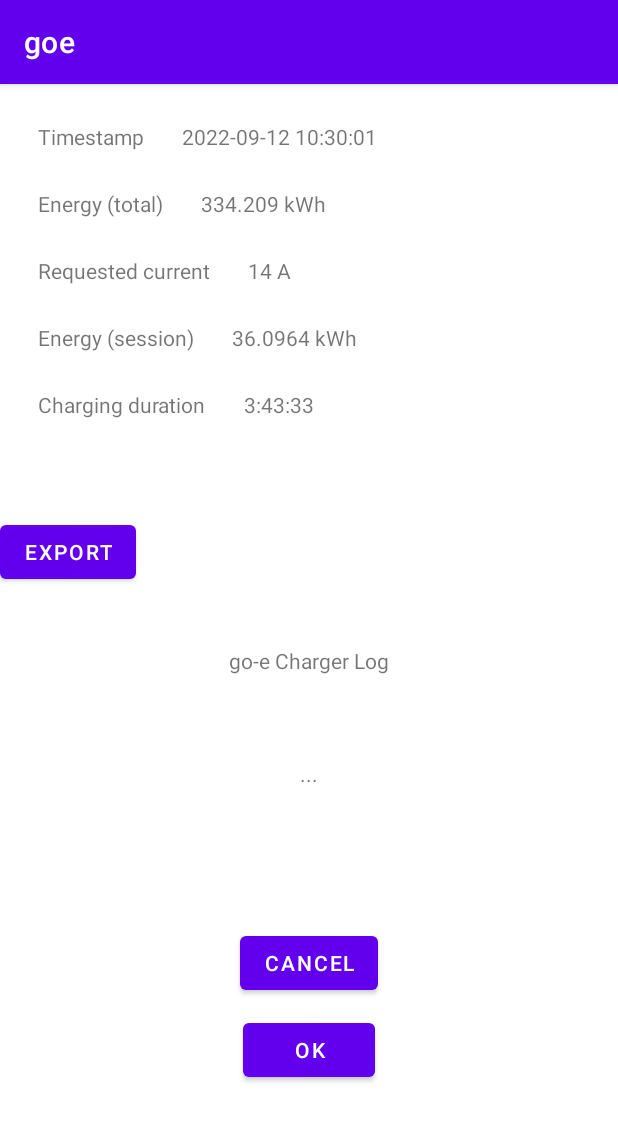
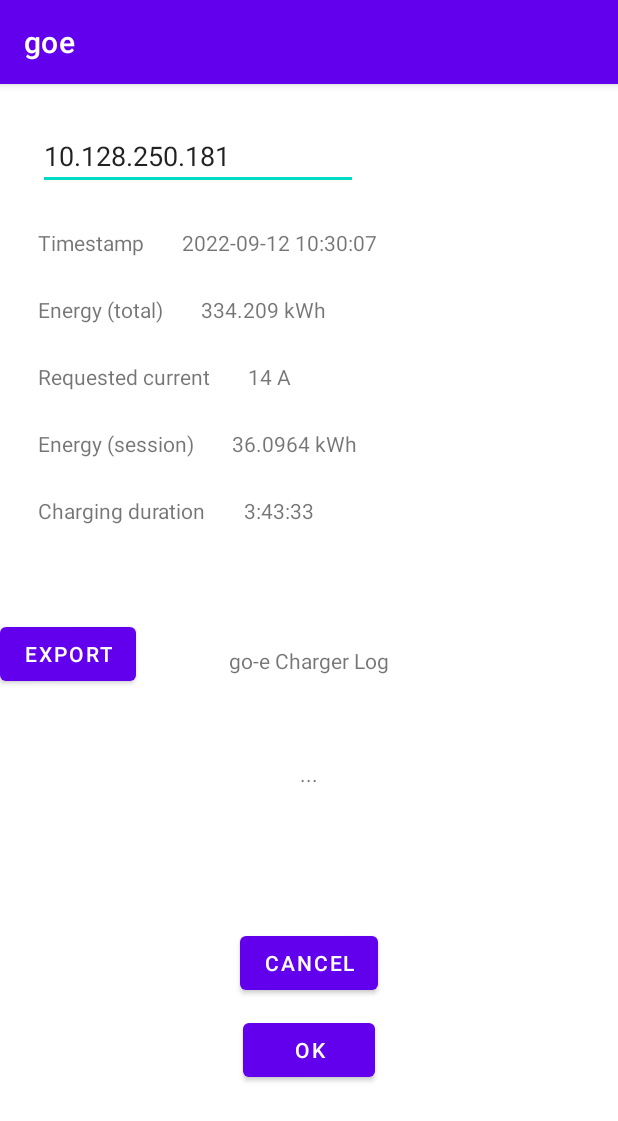
Before and after one commit to AndreasWoe/android, an Android app: the screen it shows after launch (MainActivity), after a tap on "OK", on a phone screen of 412 x 824 dp. Shown: the top 1121 px of the screen. Run offline under Robolectric (Android 15) with nearby library versions, the phone set to English and light mode, and no system bars.

```diff
--- a/goe/app/src/main/java/com/example/goe/MainActivity.java
+++ b/goe/app/src/main/java/com/example/goe/MainActivity.java
@@ -1,5 +1,6 @@
 package com.example.goe;
 
+import androidx.annotation.WorkerThread;
 import androidx.appcompat.app.AppCompatActivity;
 
 import android.app.AlarmManager;
@@ -11,9 +12,12 @@ import android.content.IntentFilter;
 import android.os.Bundle;
 import android.os.Environment;
 import android.os.Handler;
+import android.os.HandlerThread;
+import android.os.Looper;
 import android.os.Message;
 import android.util.Log;
 import android.view.View;
+import android.widget.EditText;
 import android.widget.TextView;
 import android.widget.Toast;
 
@@ -32,28 +36,37 @@ import java.util.concurrent.Executors;
 
 public class MainActivity extends AppCompatActivity {
 
-    private Handler handler;
+    private Handler bgHandler;
+    private Handler uiHandler;
+
+    private String goeIp = "10.128.250.181";
 
     private Runnable runnable = new Runnable() {
         @Override
         public void run() {
-            // The method you want to call every now and then.
             MyHTTPRequest httprq = new MyHTTPRequest();
-            SessionData sd = httprq.doRequest();
-
-            Message msg = handler.obtainMessage(1, sd);
-            //handler.sendEmptyMessage(1);
-            //handler.sendMessage(msg);
+            SessionData sd = httprq.doRequest(goeIp);
+            //send received data to handler
+            Message msg = uiHandler.obtainMessage(1, sd);
             msg.sendToTarget();
-            handler.postDelayed(this,10000);
+            //repeat
+            bgHandler.postDelayed(this,10000);
         }
     };
 
     @Override
     protected void onCreate(Bundle savedInstanceState) {
         Log.i("goe", "Main Activity Created");
+        super.onCreate(savedInstanceState);
+        setContentView(R.layout.activity_main);
 
-        handler  = new Handler() {
+        //initialize handler
+        HandlerThread thread = new HandlerThread("bg-thread");
+        thread.start();
+
+        //https://gist.github.com/ErikHellman/148434264edb186d5498
+        bgHandler  = new Handler(thread.getLooper());
+        uiHandler  = new Handler(Looper.getMainLooper()) {
             @Override
             public void handleMessage(Message msg) {
                 if(msg.what == 1) {
@@ -66,12 +79,14 @@ public class MainActivity extends AppCompatActivity {
                     Log.i("goe", "Other");
             }
         };
+    }
 
-        //https://developer.android.com/guide/background/threading
-        handler.postDelayed(runnable, 1000); // Call the handler for the first time.
-
-        super.onCreate(savedInstanceState);
-        setContentView(R.layout.activity_main);
+    @Override protected void onDestroy() {
+        super.onDestroy();
+        bgHandler.removeCallbacksAndMessages(null);
+        uiHandler.removeCallbacksAndMessages(null);
+        // Shut down the background thread
+        bgHandler.getLooper().quit();
     }
 
     public void btnExportClick(View view) {
@@ -151,11 +166,17 @@ public class MainActivity extends AppCompatActivity {
     }
 
     public void btnOkClick(View view) {
+        EditText txtIp = findViewById(R.id.txtIp);
+        this.goeIp = txtIp.getText().toString();
+
+        //https://developer.android.com/guide/background/threading
+        //handler.postDelayed(runnable, 1000); // Call the handler for the first time.
+        bgHandler.post(runnable);
 
     }
 
     public void btnCancelClick(View view) {
-
+        bgHandler.removeCallbacks(runnable);
     }
 
 }
--- a/goe/app/src/main/java/com/example/goe/MyHTTPRequest.java
+++ b/goe/app/src/main/java/com/example/goe/MyHTTPRequest.java
@@ -20,15 +20,13 @@ import java.util.Locale;
 
 public class MyHTTPRequest {
 
-    public SessionData doRequest() {
+    public SessionData doRequest(String ip) {
         SessionData s = new SessionData();
         String data = "";
 
         try {
-            //connection via go-e hotspot
-            URL url = new URL("http://10.128.250.181/api/status?filter=tpa,sse,eto,amp,wh,cdi,nrg");
-            //URL url = new URL("http://192.168.188.113/api/status?filter=tpa,sse,eto,amp,wh,cdi,nrg");
-            //URL url = new URL("http://10.0.2.2/go-e/go-e.php");
+            //connection via go-e IP address
+            URL url = new URL("http://" + ip + "/api/status?filter=tpa,sse,eto,amp,wh,cdi,nrg");
             Log.i("goe", "Sending HTTP request ... ");
             HttpURLConnection urlConnection = (HttpURLConnection) url.openConnection();
             try {
--- a/goe/app/src/main/res/layout/activity_main.xml
+++ b/goe/app/src/main/res/layout/activity_main.xml
@@ -42,11 +42,11 @@
         android:id="@+id/btnExport"
         android:layout_width="wrap_content"
         android:layout_height="wrap_content"
-        android:layout_marginTop="288dp"
+        android:layout_marginTop="356dp"
         android:onClick="btnExportClick"
         android:text="Export"
         app:layout_constraintTop_toTopOf="parent"
-        tools:layout_editor_absoluteX="158dp" />
+        tools:layout_editor_absoluteX="283dp" />
 
     <TextView
         android:id="@+id/textView"
@@ -56,7 +56,7 @@
         android:layout_marginTop="25dp"
         android:text="Timestamp"
         app:layout_constraintStart_toStartOf="parent"
-        app:layout_constraintTop_toTopOf="parent" />
+        app:layout_constraintTop_toBottomOf="@+id/txtIp" />
 
     <TextView
         android:id="@+id/txtTimestamp"
@@ -66,7 +66,7 @@
         android:layout_marginTop="25dp"
         android:text="-"
         app:layout_constraintStart_toEndOf="@+id/textView"
-        app:layout_constraintTop_toTopOf="parent" />
+        app:layout_constraintTop_toBottomOf="@+id/txtIp" />
 
     <TextView
         android:id="@+id/textView5"
@@ -159,4 +159,16 @@
         app:layout_constraintEnd_toEndOf="parent"
         app:layout_constraintStart_toStartOf="parent" />
 
+    <EditText
+        android:id="@+id/txtIp"
+        android:layout_width="wrap_content"
+        android:layout_height="wrap_content"
+        android:layout_marginStart="25dp"
+        android:layout_marginTop="25dp"
+        android:ems="10"
+        android:inputType="textPersonName"
+        android:text="10.128.250.181"
+        app:layout_constraintStart_toStartOf="parent"
+        app:layout_constraintTop_toTopOf="parent" />
+
 </androidx.constraintlayout.widget.ConstraintLayout>
```
